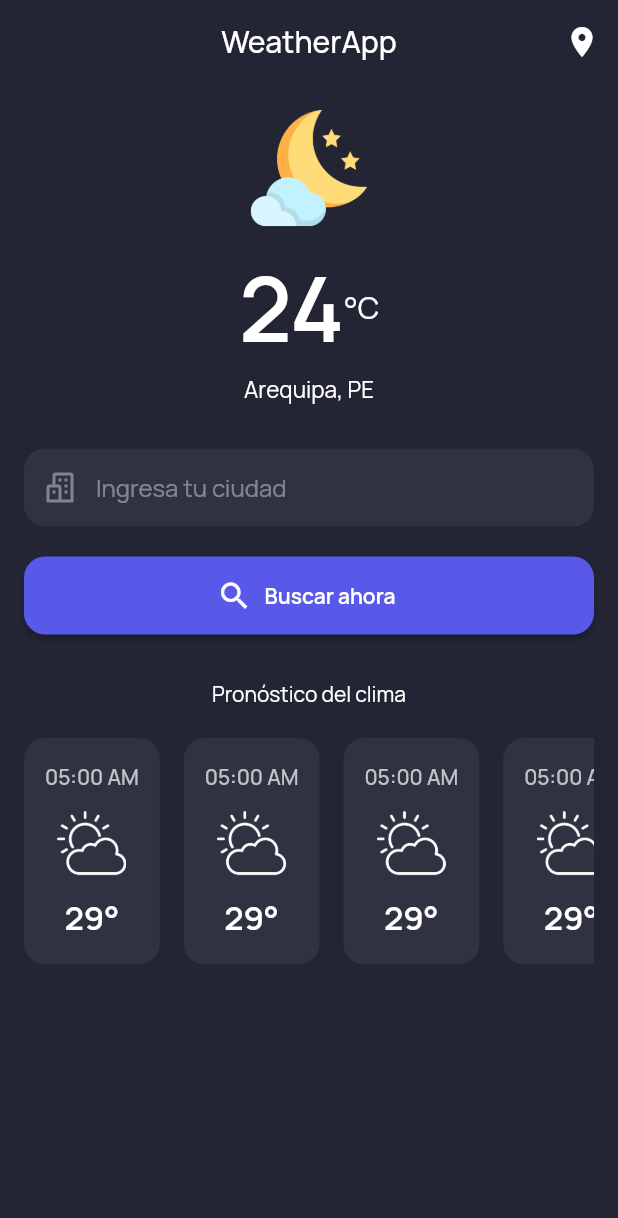
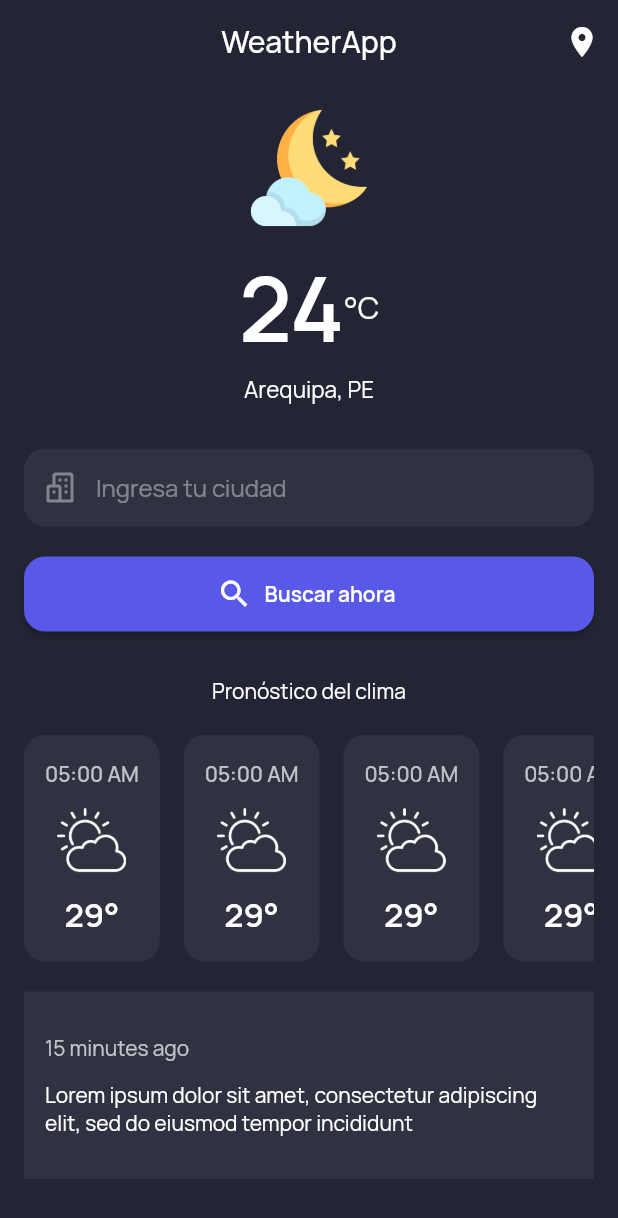
Before and after one commit to ehbarrionuevo/flutter_codigo_weatherapp, a Flutter app: the screen it shows after launch, on a phone screen of 412 x 824 dp. Shown: the top 1218 px of the screen. Run offline on Flutter 3.47's test engine with Material 2 defaults, Android fonts, the phone set to English and light mode, and no system bars; our stand-ins replace flutter_svg, google_fonts.

Commit message:
Item Forecast 4

```diff
--- a/lib/pages/home_page.dart
+++ b/lib/pages/home_page.dart
@@ -114,7 +114,7 @@ class _HomePageState extends State<HomePage> {
               divider20,
               SizedBox(
                 width: double.infinity,
-                height: 52.0,
+                height: 50.0,
                 child: ElevatedButton.icon(
                   onPressed: () {},
                   style: ElevatedButton.styleFrom(
@@ -154,6 +154,36 @@ class _HomePageState extends State<HomePage> {
                   ],
                 ),
               ),
+              divider20,
+              Container(
+                padding: EdgeInsets.symmetric(horizontal: 14.0, vertical: 28.0),
+                decoration: BoxDecoration(
+                  color: Colors.white.withOpacity(0.06),
+                ),
+                width: double.infinity,
+                child: Stack(
+                  children: [
+                    Column(
+                      crossAxisAlignment: CrossAxisAlignment.start,
+                      children: [
+                        Text(
+                          "15 minutes ago",
+                          style: TextStyle(
+                            color: Colors.white.withOpacity(0.7),
+                          ),
+                        ),
+                        divider12,
+                        Text(
+                          "Lorem ipsum dolor sit amet, consectetur adipiscing elit, sed do eiusmod tempor incididunt",
+                          style: TextStyle(
+                            color: Colors.white,
+                          ),
+                        ),
+                      ],
+                    ),
+                  ],
+                ),
+              ),
             ],
           ),
         ),
```
